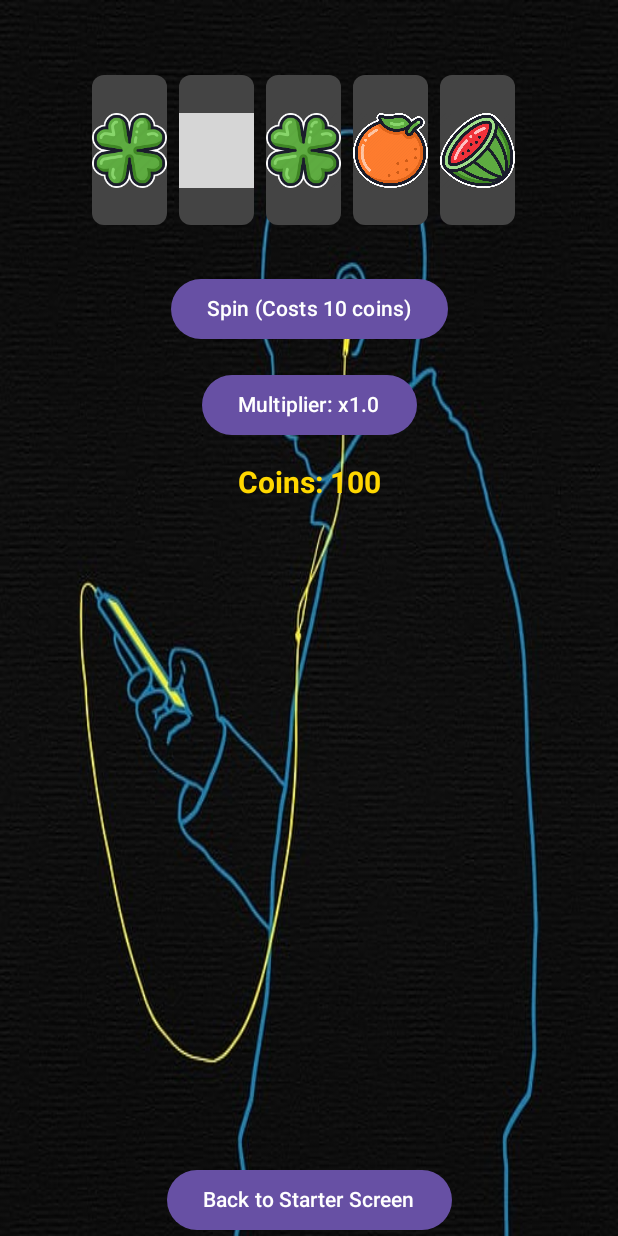
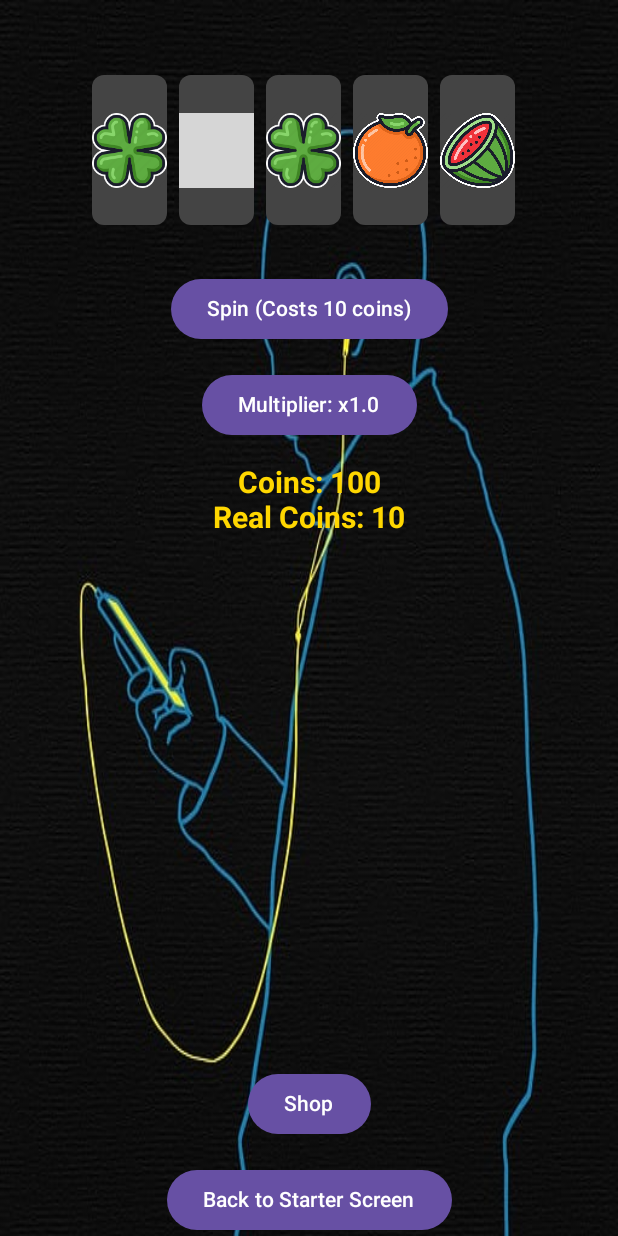
Before and after one commit to PetrosGrammatikakis/SlotMachineApp1.2, an Android app built with Jetpack Compose: the @Preview function SlotMachineAppPreview, on a phone screen of 412 x 824 dp. Run offline under Robolectric (Android 15) with nearby library versions, the phone set to English and light mode, and no system bars; grey boxes are pictures that could not be loaded.

Commit message:
Fixed MultiplierDialog and added calculateMultiplier

```diff
--- a/app/src/main/java/com/example/slotmachineapp/MainActivity.kt
+++ b/app/src/main/java/com/example/slotmachineapp/MainActivity.kt
@@ -108,7 +108,7 @@ class MainActivity : ComponentActivity() {
                     // Define composable for the game screen
                     composable("game") {
                         // Call the SlotMachineApp composable
-                        SlotMachineApp(navController = navController, coins = coins, equippedBackgroundId = equippedBackgroundId)
+                        SlotMachineApp(navController = navController, coins = coins, realCoins=realCoins, equippedBackgroundId = equippedBackgroundId)
                     }
                     // Define composable for the shop screen
                     composable("Shop") {
@@ -505,6 +505,7 @@ private fun savePurchasesToPreferences(purchased: Set<String>, preferences: Shar
 fun SlotMachineApp(
     navController: NavController,
     coins: MutableState<Int>,
+    realCoins: MutableState<Int>,
     equippedBackgroundId: MutableState<Int>
 ) {
 
@@ -540,11 +541,17 @@ fun SlotMachineApp(
                 modifier = Modifier.weight(1f),
                 contentAlignment = Alignment.BottomCenter
             ) {
-                SlotMachine(message, snackbarHostState, coins) // Remove sharedPreferences parameter
+                SlotMachine(message, snackbarHostState, coins, realCoins) // Add realCoins parameter
                 SnackbarHost(
                     hostState = snackbarHostState,
                     modifier = Modifier.fillMaxWidth()
                 )
+            }
+
+            // Shop button
+            Spacer(modifier = Modifier.height(16.dp))
+            Button(onClick = { navController.navigate("Shop") }) {
+                Text("Shop")
             }
 
             // Back to starter screen button
@@ -561,7 +568,8 @@ fun SlotMachineApp(
 fun SlotMachine(
     message: MutableState<String>,
     snackbarHostState: SnackbarHostState,
-    coins: MutableState<Int>
+    coins: MutableState<Int>,
+    realCoins: MutableState<Int>
 ) {
     // Mutable state for the reels
     val reels = remember { List(5) { mutableStateListOf(Random.nextInt(0, 10)) } }
@@ -639,6 +647,15 @@ fun SlotMachine(
                 fontWeight = FontWeight.Bold
             )
         )
+        // Display current real coins count
+        Text(
+            text = "Real Coins: ${realCoins.value}",
+            color = Color(0xFFFFD700), // Golden color
+            style = TextStyle(
+                fontSize = 20.sp,
+                fontWeight = FontWeight.Bold
+            )
+        )
         // Display the message on the screen
         if (message.value.isNotBlank()) {
             Text(message.value)
@@ -650,7 +667,7 @@ fun SlotMachine(
             currentRisk = selectedRisk,
             onRiskSelected = { risk ->
                 selectedRisk = risk
-                multiplier = 1.0f + (risk / 10) * 0.1f
+                multiplier = calculateMultiplier(risk)
                 showMultiplierDialog = false
             },
             onDismiss = { showMultiplierDialog = false }
@@ -658,6 +675,14 @@ fun SlotMachine(
     }
 }
 
+
+fun calculateMultiplier(risk: Int): Float {
+    return when {
+        risk <= 10 -> 1.0f
+        risk <= 20 -> 1.2f
+        else -> 1.2f + ((risk - 20) / 10) * 0.1f
+    }
+}
 
 @Composable
 fun MultiplierDialog(
@@ -683,7 +708,7 @@ fun MultiplierDialog(
                     steps = 9 // 10, 20, 30, ..., 100
                 )
                 Text(String.format(java.util.Locale.getDefault(), "Risk: %d coins", tempRisk))
-                Text(String.format(java.util.Locale.getDefault(), "Multiplier: x%.1f", 1.0f + (tempRisk / 10) * 0.1f))
+                Text(String.format(java.util.Locale.getDefault(), "Multiplier: x%.1f", calculateMultiplier(tempRisk)))
             }
         },
         confirmButton = {
@@ -808,8 +833,10 @@ fun SlotMachineAppPreview() {
     val navController = rememberNavController()
     // Mock coins state for preview
     val coins = remember { mutableIntStateOf(100) }
+    // Mock real coins state for preview
+    val realCoins = remember { mutableIntStateOf(10) }
     // Mock equipped background ID state for preview
     val equippedBackgroundId = remember { mutableIntStateOf(R.drawable.man) }
     // Call the SlotMachineApp composable with mock data
-    SlotMachineApp(navController = navController, coins = coins, equippedBackgroundId = equippedBackgroundId)
+    SlotMachineApp(navController = navController, coins = coins, realCoins = realCoins, equippedBackgroundId = equippedBackgroundId)
 }
```
